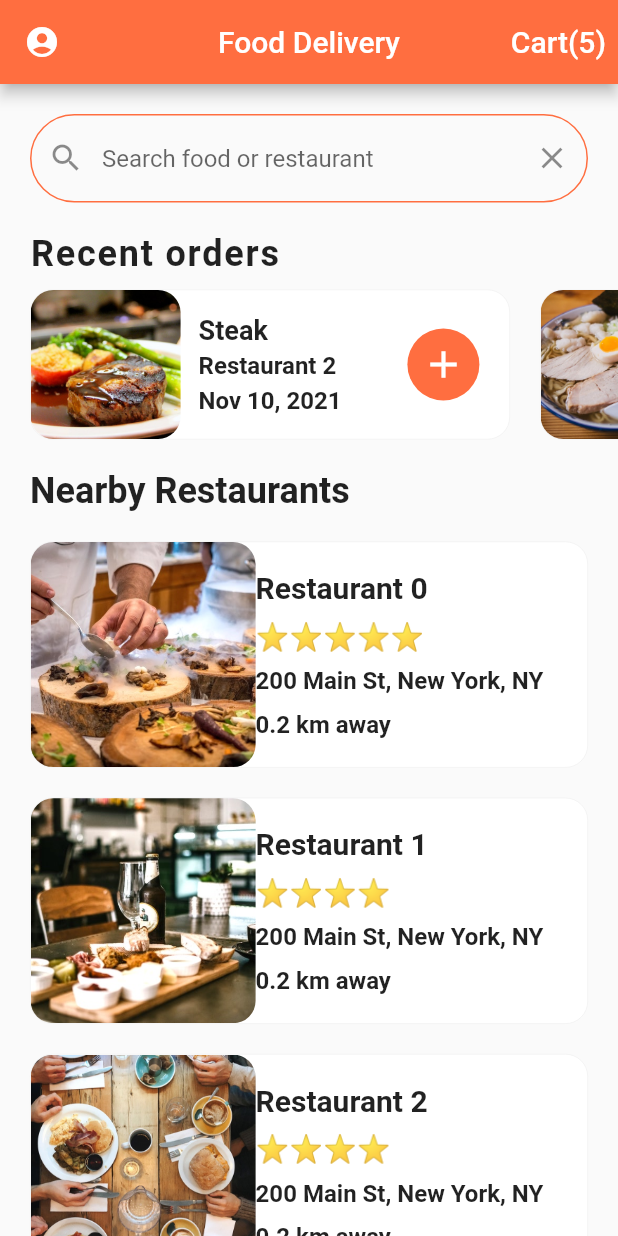
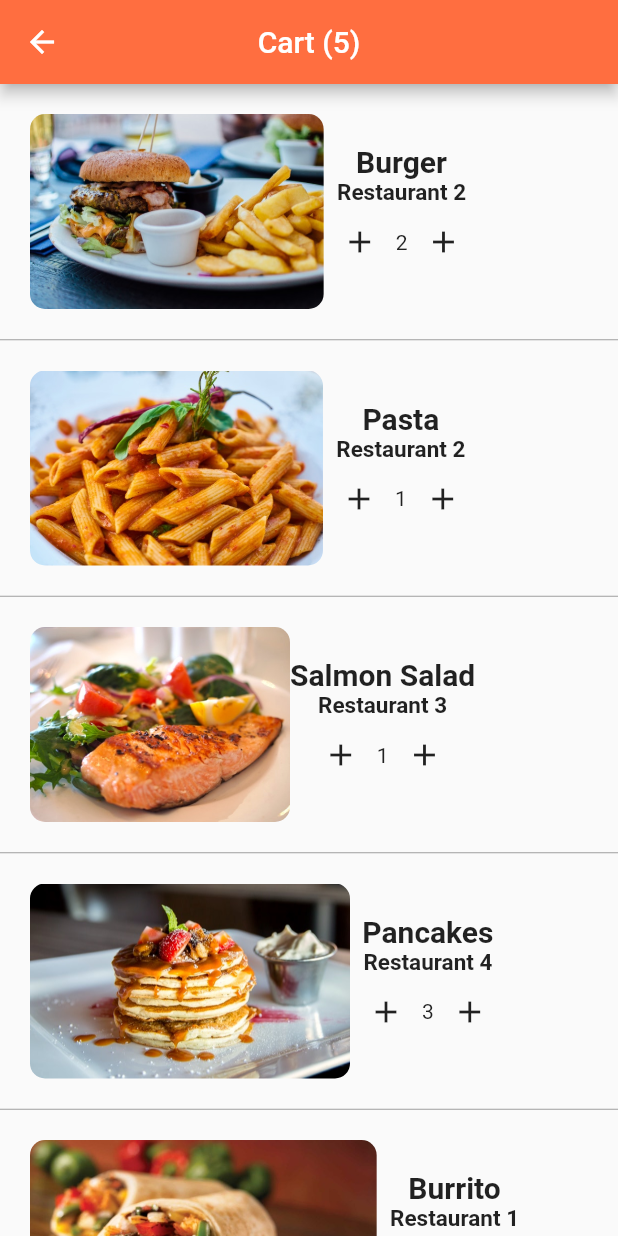
Before and after one commit to PrathameshPachunkar/Food_delivery_app, a Flutter app: the screen it shows after launch, after a tap on an icon or button, on a phone screen of 412 x 824 dp. Run offline on Flutter 3.47's test engine with Material 2 defaults, Android fonts, the phone set to English and light mode, and no system bars.

Commit message:
Last commit

```diff
--- /dev/null
+++ b/lib/screens/CartScreen.dart
@@ -0,0 +1,70 @@
+import 'package:flutter/cupertino.dart';
+import 'package:flutter/material.dart';
+import 'package:flutter_food_delivery_ui/data/data.dart';
+import 'package:flutter_food_delivery_ui/models/order.dart';
+
+class CartScreen extends StatefulWidget {
+  @override
+  _CartScreenState createState() => _CartScreenState();
+}
+
+class _CartScreenState extends State<CartScreen> {
+  Cartcont(Order order){
+    int count = order.quantity;
+    return Container(
+      padding: EdgeInsets.all(20),
+      height: 170,
+      child: Row(
+        children: [
+          Row(
+            children: [
+              ClipRRect(
+                  borderRadius: BorderRadius.circular(10),
+                  child: Image(image: AssetImage(order.food.imageUrl),fit: BoxFit.cover,)),
+              Column(
+                mainAxisAlignment: MainAxisAlignment.center,
+                children: [
+                  Text(order.food.name,style: TextStyle(fontSize: 20,fontWeight: FontWeight.bold),),
+                  Text(order.restaurant.name,style: TextStyle(fontSize: 15,fontWeight: FontWeight.w600),),
+                  Container(
+                    child: Row(
+                      children: [
+                        IconButton(onPressed: (){
+                          setState(() {
+                          count--;
+                          });
+                        }, icon: Icon(Icons.add)),
+                        Text("$count"),
+                        IconButton(onPressed: (){
+                          count++;
+                        }, icon: Icon(Icons.add)),
+                      ],
+                    ),
+                  )
+
+                ],
+              ),
+            ],
+          )//iamgerow
+        ],
+      ),
+    );
+  }
+  @override
+  Widget build(BuildContext context) {
+    return Scaffold(
+      appBar: AppBar(
+        backgroundColor: Theme.of(context).primaryColor,
+        centerTitle: true,
+        title: Text('Cart (${currentUser.cart.length})'),
+      ),
+      body:ListView.separated(
+         physics: BouncingScrollPhysics(),
+          itemBuilder: (BuildContext context , int index){
+        Order orders = currentUser.cart[index];
+        return Cartcont(orders);
+      },
+          separatorBuilder:  ((context,index){return Divider(height: 1,color: Colors.grey,);}), itemCount: currentUser.cart.length)
+    );
+  }
+}
--- a/lib/screens/HomeScreen.dart
+++ b/lib/screens/HomeScreen.dart
@@ -5,6 +5,7 @@ import 'package:flutter_food_delivery_ui/data/data.dart';
 import 'package:flutter_food_delivery_ui/models/restaurant.dart';
 import 'package:flutter_food_delivery_ui/widgets/RAting.dart';
 import 'package:flutter_food_delivery_ui/widgets/RecentOreder_widget.dart';
+import 'CartScreen.dart';
 import 'restaurentscreen.dart';
 
 class HomeScreen extends StatefulWidget {
@@ -111,7 +112,9 @@ return Column(
         centerTitle: true,
         title: Text('Food Delivery'),
         actions: [
-          TextButton(onPressed: (){}, child: Text('Cart(${currentUser.cart.length})',style: TextStyle(color: Colors.white,fontSize: 20),)),
+          TextButton(onPressed: (){
+            Navigator.push(context, MaterialPageRoute(builder: (_) =>CartScreen()));
+          }, child: Text('Cart(${currentUser.cart.length})',style: TextStyle(color: Colors.white,fontSize: 20),)),
         ],
       ),
       body: ListView(
```
